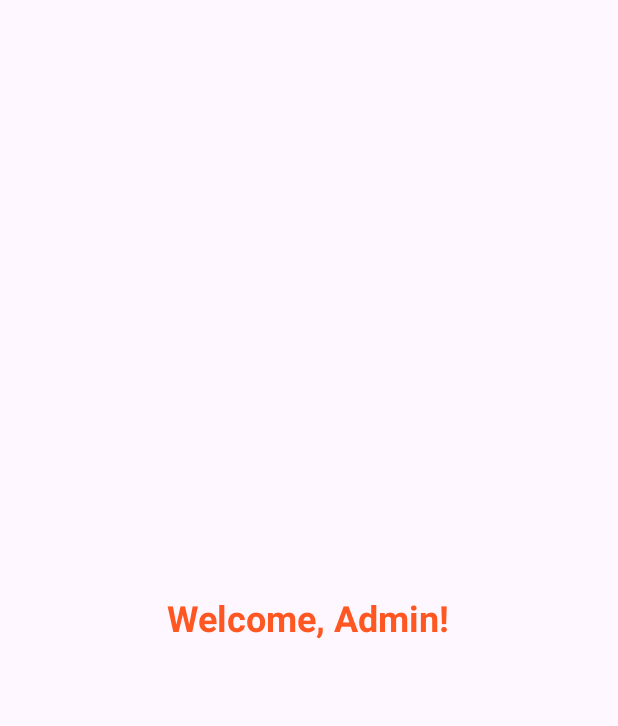
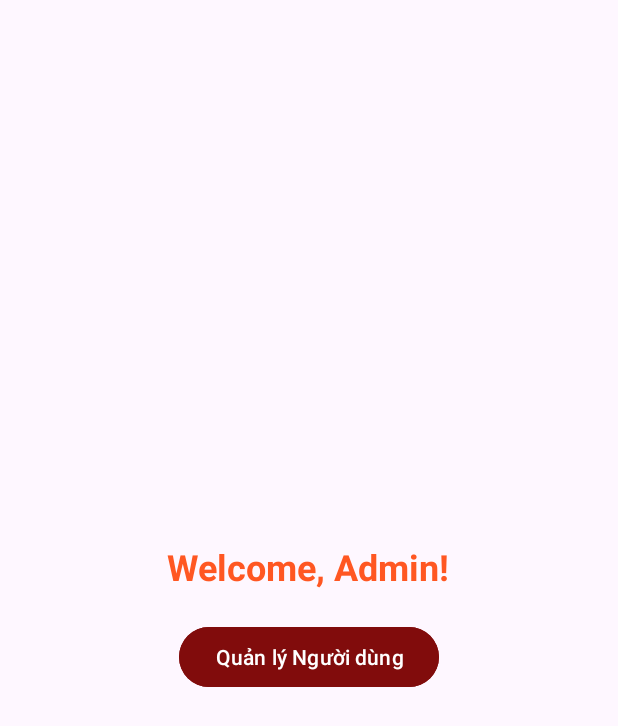
Before and after one commit to QDwn/BookMovieTickets, an Android app: the AdminActivity screen opened directly, with no data from a screen before it, on a phone screen of 412 x 824 dp. Shown: the top 726 px of the screen. Run offline under Robolectric (Android 15) with nearby library versions, the phone set to English and light mode, and no system bars.

Commit message:
UserManagement-ADMIN

```diff
--- a/app/src/main/java/com/example/bmtadr/AdminActivity.java
+++ b/app/src/main/java/com/example/bmtadr/AdminActivity.java
@@ -1,6 +1,9 @@
 package com.example.bmtadr;
 
+import android.content.Intent;
 import android.os.Bundle;
+import android.view.View;
+import android.widget.Button;
 import android.widget.TextView;
 import androidx.appcompat.app.AppCompatActivity;
 
@@ -13,5 +16,13 @@ public class AdminActivity extends AppCompatActivity {
 
         TextView textView = findViewById(R.id.admin_text);
         textView.setText("Welcome, Admin!");
+        Button btnManageUsers = findViewById(R.id.btnManageUsers);
+        btnManageUsers.setOnClickListener(new View.OnClickListener(){
+            @Override
+            public void onClick(View v) {
+                Intent intent = new Intent(AdminActivity.this, UserManagementActivity.class);
+                startActivity(intent);
+            }
+        });
     }
 }
--- a/app/src/main/res/layout/activity_admin.xml
+++ b/app/src/main/res/layout/activity_admin.xml
@@ -9,8 +9,16 @@
         android:id="@+id/admin_text"
         android:layout_width="wrap_content"
         android:layout_height="wrap_content"
-        android:text="Admin Screen"
+        android:text="Welcome, Admin!"
+        android:textColor="#FF5722"
         android:textSize="24sp"
-        android:textStyle="bold"
-        android:textColor="#FF5722"/>
+        android:textStyle="bold" />
+
+    <Button
+        android:id="@+id/btnManageUsers"
+        android:layout_width="wrap_content"
+        android:layout_height="wrap_content"
+        android:layout_marginTop="20dp"
+        android:backgroundTint="#810C0C"
+        android:text="Quản lý Người dùng" />
 </LinearLayout>
--- a/app/src/main/res/layout/activity_login.xml
+++ b/app/src/main/res/layout/activity_login.xml
@@ -42,7 +42,7 @@
         android:layout_width="0dp"
         android:layout_height="wrap_content"
         android:layout_marginBottom="28dp"
-        android:hint="Phone Number:"
+        android:hint="Email:"
         android:inputType="textEmailAddress"
         android:textColor="@android:color/white"
         android:textColorHint="#CCCCCC"
```
Also changed, not shown: app/src/main/AndroidManifest.xml (+6 -15 lines), app/src/main/java/com/example/bmtadr/LoginActivity.java (+17 -9 lines), app/src/main/java/com/example/bmtadr/UserManagementActivity.java (added, +99 -0 lines), app/src/main/res/layout/activity_user_management.xml (added, +23 -0 lines).
